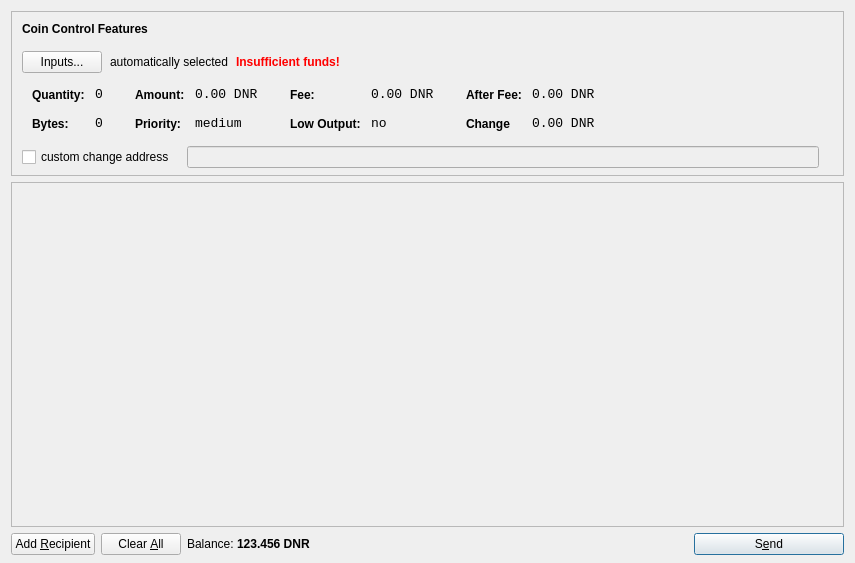
The window that src/qt/forms/sendcoinsdialog.ui (metaspartan/denarius) describes before a commit, drawn with Qt 5.
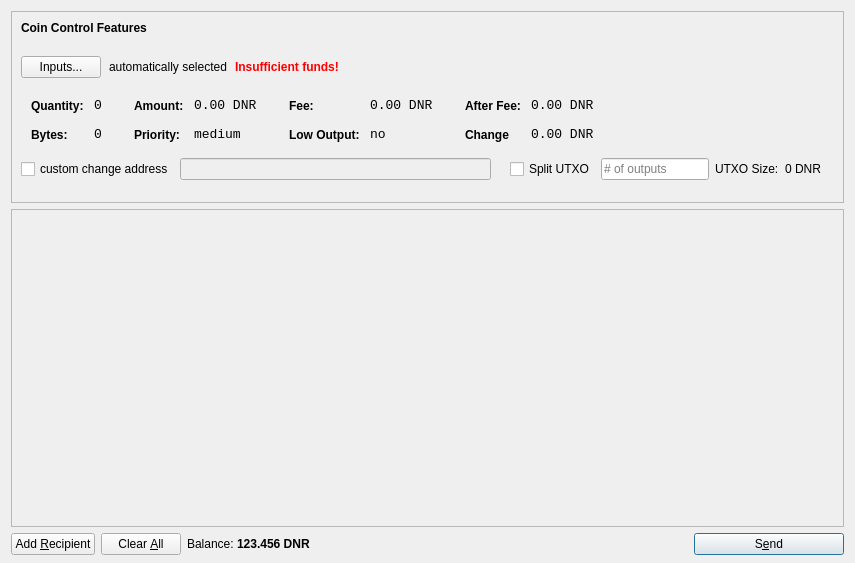
The same window after the commit. Icons and pictures are not drawn.

Commit message: Added UTXO Splitter to Coin Control and changed Stakeable

```diff
--- a/src/qt/forms/sendcoinsdialog.ui
+++ b/src/qt/forms/sendcoinsdialog.ui
@@ -37,34 +37,8 @@
      <property name="frameShadow">
       <enum>QFrame::Sunken</enum>
      </property>
-     <layout class="QVBoxLayout" name="verticalLayoutCoinControl2">
-      <property name="spacing">
-       <number>6</number>
-      </property>
-      <property name="leftMargin">
-       <number>0</number>
-      </property>
-      <property name="topMargin">
-       <number>0</number>
-      </property>
-      <property name="rightMargin">
-       <number>0</number>
-      </property>
-      <property name="bottomMargin">
-       <number>6</number>
-      </property>
-      <item>
-       <layout class="QVBoxLayout" name="verticalLayoutCoinControl" stretch="0,0,0,0,1">
-        <property name="spacing">
-         <number>0</number>
-        </property>
-        <property name="leftMargin">
-         <number>10</number>
-        </property>
-        <property name="topMargin">
-         <number>10</number>
-        </property>
-        <item>
+     <layout class="QGridLayout" name="gridLayout">
+      <item row="0" column="0">
          <layout class="QHBoxLayout" name="horizontalLayoutCoinControl1">
           <property name="bottomMargin">
            <number>15</number>
@@ -93,7 +67,7 @@
           </item>
          </layout>
         </item>
-        <item>
+      <item row="1" column="0">
          <layout class="QHBoxLayout" name="horizontalLayoutCoinControl2" stretch="0,0,0,0">
           <property name="spacing">
            <number>8</number>
@@ -155,7 +129,7 @@
           </item>
          </layout>
         </item>
-        <item>
+      <item row="2" column="0">
          <widget class="QWidget" name="widgetCoinControl" native="true">
           <property name="sizePolicy">
            <sizepolicy hsizetype="Preferred" vsizetype="Preferred">
@@ -548,20 +522,8 @@
           </layout>
          </widget>
         </item>
-        <item>
-         <layout class="QHBoxLayout" name="horizontalLayoutCoinControl4" stretch="0,0,0">
-          <property name="spacing">
-           <number>12</number>
-          </property>
-          <property name="sizeConstraint">
-           <enum>QLayout::SetDefaultConstraint</enum>
-          </property>
-          <property name="topMargin">
-           <number>5</number>
-          </property>
-          <property name="rightMargin">
-           <number>5</number>
-          </property>
+      <item row="3" column="0">
+       <layout class="QHBoxLayout" name="horizontalLayout_3">
           <item>
            <widget class="QCheckBox" name="checkBoxCoinControlChange">
             <property name="text">
@@ -604,9 +566,65 @@
             </property>
            </widget>
           </item>
-         </layout>
-        </item>
-        <item>
+        <item>
+         <widget class="QCheckBox" name="splitBlockCheckBox">
+          <property name="text">
+           <string>Split UTXO</string>
+          </property>
+         </widget>
+        </item>
+        <item>
+         <widget class="QLineEdit" name="splitBlockLineEdit">
+          <property name="sizePolicy">
+           <sizepolicy hsizetype="Fixed" vsizetype="Fixed">
+            <horstretch>50</horstretch>
+            <verstretch>0</verstretch>
+           </sizepolicy>
+          </property>
+          <property name="placeholderText">
+           <string># of outputs</string>
+          </property>
+         </widget>
+        </item>
+        <item>
+         <widget class="QLabel" name="labelBlockSizeText">
+          <property name="text">
+           <string>UTXO Size:</string>
+          </property>
+         </widget>
+        </item>
+        <item>
+         <widget class="QLabel" name="labelBlockSize">
+          <property name="text">
+           <string>0 DNR</string>
+          </property>
+         </widget>
+        </item>
+        <item>
+         <widget class="QLabel" name="labelCoinControlChangeLabel_2">
+          <property name="sizePolicy">
+           <sizepolicy hsizetype="Preferred" vsizetype="Expanding">
+            <horstretch>0</horstretch>
+            <verstretch>0</verstretch>
+           </sizepolicy>
+          </property>
+          <property name="minimumSize">
+           <size>
+            <width>0</width>
+            <height>0</height>
+           </size>
+          </property>
+          <property name="text">
+           <string/>
+          </property>
+          <property name="margin">
+           <number>3</number>
+          </property>
+         </widget>
+        </item>
+       </layout>
+      </item>
+      <item row="4" column="0">
          <spacer name="verticalSpacerCoinControl">
           <property name="orientation">
            <enum>Qt::Vertical</enum>
@@ -614,12 +632,10 @@
           <property name="sizeHint" stdset="0">
            <size>
             <width>800</width>
-            <height>1</height>
+          <height>13</height>
            </size>
           </property>
          </spacer>
-        </item>
-       </layout>
       </item>
      </layout>
     </widget>
@@ -635,7 +651,7 @@
         <x>0</x>
         <y>0</y>
         <width>835</width>
-        <height>319</height>
+        <height>283</height>
        </rect>
       </property>
       <layout class="QVBoxLayout" name="verticalLayout_2">
```
Lines whose indentation alone changed are shown as unchanged. The commit also changes 8 other files.
